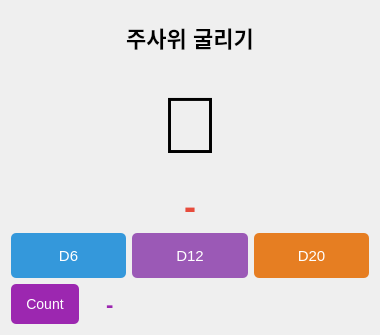
Before: the Qt Designer form Apps/DiceRoller/dice_roller.ui in pacowon/appDrawer, drawn with Qt 5.
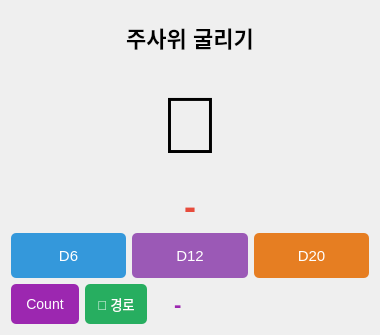
After: the same form once the commit is applied.

```diff
--- a/Apps/DiceRoller/dice_roller.ui
+++ b/Apps/DiceRoller/dice_roller.ui
@@ -62,6 +62,19 @@
        <property name="text"><string>Count</string></property>
       </widget>
      </item>
+     <item>
+      <widget class="QPushButton" name="btn_show_path">
+       <property name="minimumSize">
+        <size><width>0</width><height>40</height></size>
+       </property>
+       <property name="styleSheet">
+        <string notr="true">font-size: 13px; background-color: #27ae60; color: white; border: none; border-radius: 5px; padding: 5px 12px;</string>
+       </property>
+       <property name="text">
+        <string>📂 경로</string>
+       </property>
+      </widget>
+     </item>
      <item>
       <widget class="QLabel" name="count_label">
        <property name="text"><string>-</string></property>
```
